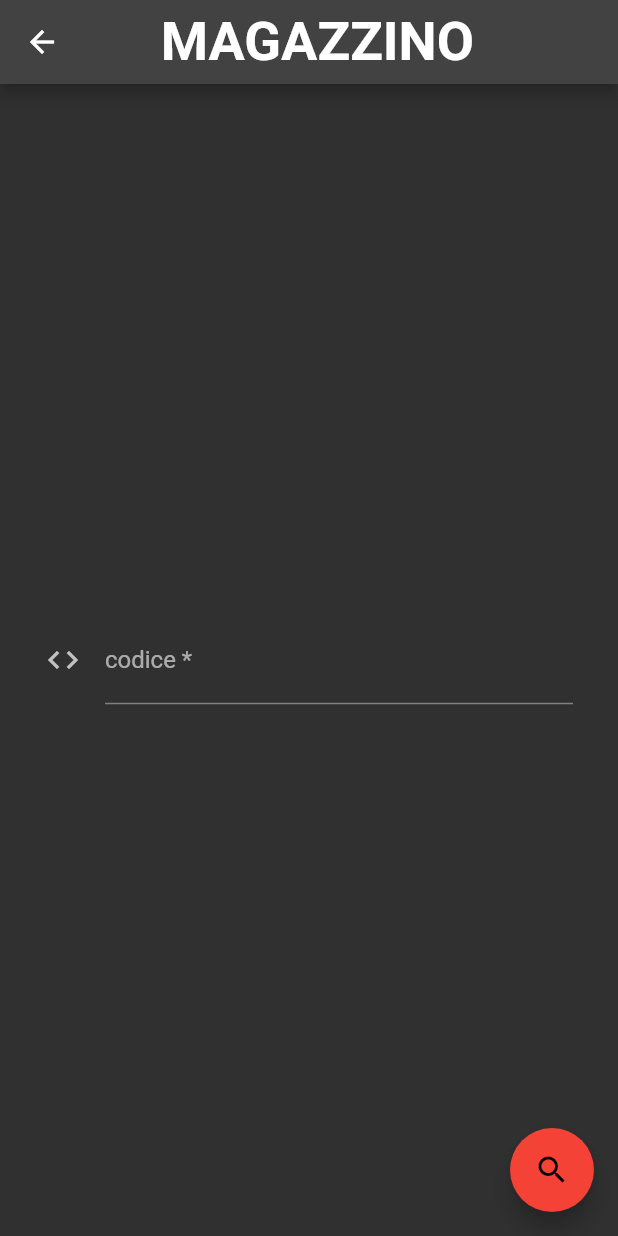
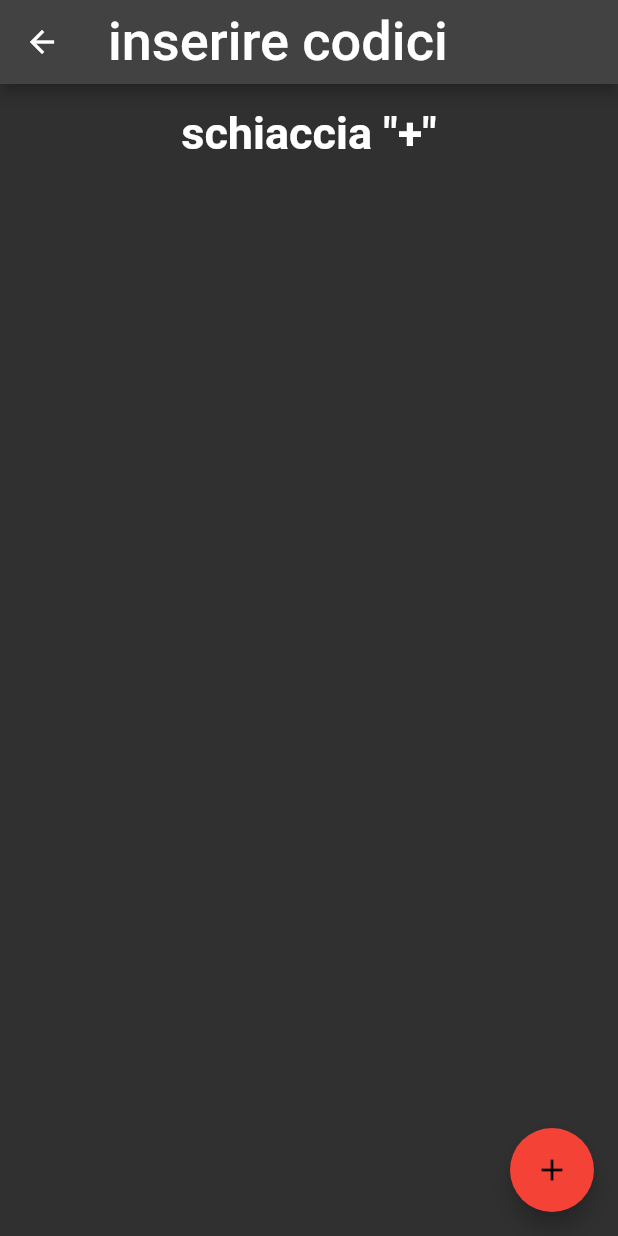
Before and after one commit to stegish/FCLogistic, a Flutter app: the CMagazzino screen opened directly, after a tap on the "search" icon, on a phone screen of 412 x 824 dp. Run offline on Flutter 3.47's test engine with Material 2 defaults, Android fonts, the phone set to English and light mode, and no system bars; our stand-ins replace awesome_snackbar_content; missing offline and left inert: excel; Roboto replaces fonts that are missing (Arial).

Commit message:
completato lo scarico si impegnando che facendo il reso, migliorato carica.dart e creato CMagazzino.dart. In quest'ultimo bisogna risolvere i problemi con i TFF(non salva in magazzino, non si cancellano, quando inserisci un TestFirmField nuovo i valori inseriti nei precedenti spariscono)

```diff
--- /dev/null
+++ b/lib/CMagazzino.dart
@@ -0,0 +1,183 @@
+import 'package:flutter/material.dart';
+import 'package:untitled/SCMagazzino.dart';
+import 'package:untitled/InserisciResi.dart';
+import 'DMag.dart';
+import 'dart:io';
+import 'package:excel/excel.dart';
+import 'package:flutter/material.dart';
+import 'package:flutter/services.dart';
+import 'package:untitled/snakBar.dart';
+import 'DMag.dart';
+import 'package:path/path.dart';
+
+//visualizzo i banccali trovati con il codice cercato
+class CVMagazzino extends StatefulWidget {
+  String bancale;
+
+  CVMagazzino({Key? key, required this.bancale}) : super(key: key);
+
+  @override
+  State<CVMagazzino> createState() => _CVMagazzinoPageState(bancale: bancale);
+}
+
+class _CVMagazzinoPageState extends State<CVMagazzino> {
+  String bancale;
+  List<Widget> list = [];
+  int fieldCount = 0;
+  List<Map<String, dynamic>> items = [];
+  final _formKey = GlobalKey<FormState>();
+  var codici = [];
+  var quantitaI = [];
+  static final GlobalKey<ScaffoldState> _scaffoldKey9 =
+      new GlobalKey<ScaffoldState>(); //key per i pop-up
+
+  _CVMagazzinoPageState({Key? key, required this.bancale});
+
+  //permette di aggiungere i TextFormField alla lista
+  Widget buildField(int i) {
+    codici.add(TextEditingController());
+    quantitaI.add(TextEditingController());
+    return ListTile(
+      title: Row(children: <Widget>[
+        SizedBox(
+          width: 200,
+          height: 80,
+          child: TextFormField(
+            keyboardType: TextInputType.number,
+            controller: codici.last,
+            decoration: const InputDecoration(
+              hintText: 'inserire il codice',
+              labelText: 'codice *',
+            ),
+            validator: (val) => val!.isEmpty ? "inserisci codice" : null,
+          ),
+        ),
+        SizedBox(
+          width: 100,
+          height: 80,
+          child: TextFormField(
+            keyboardType: TextInputType.number,
+            controller: quantitaI.last,
+            decoration: const InputDecoration(
+              hintText: 'inserire quantita',
+              labelText: 'quantita *',
+            ),
+            validator: (val) => val!.isEmpty ? "inserisci quantita" : null,
+          ),
+        ),
+      ]),
+      trailing: InkWell(
+        child: SizedBox(
+            width: 25,
+            height: 80,
+            child: Icon(Icons.delete_outlined, color: Colors.red)),
+        onTap: () {
+          setState(() {
+            fieldCount--;
+            list.removeAt(i);
+            items.removeAt(i);
+          });
+        },
+      ),
+    );
+  }
+
+  //carica i codici nel rispettivo bancale
+  Carica() {
+    for (int i = 0; codici.length > i && quantitaI.length > i; i++) {
+      int quantita = 0;
+      if (quantitaI[i].text != "") {
+        quantita = int.parse(quantitaI[i].text);
+        print(quantita);
+        var file1 = File(
+            "/storage/emulated/0/Android/data/com.example.untitled/files/magazzino.xlsx");
+        var bytes = File(file1.path).readAsBytesSync();
+        var excel = Excel.decodeBytes(bytes);
+        var table = "magazzino";
+        Sheet a = excel[table]; // foglio magazzino
+        String riga = (a.maxRows + 1).toString();
+        a.updateCell(CellIndex.indexByString("B" + riga), bancale);
+        a.updateCell(CellIndex.indexByString("C" + riga), codici[i].text);
+        a.updateCell(CellIndex.indexByString("D" + riga), quantita);
+        a.updateCell(
+            CellIndex.indexByString("E" + riga),
+            DateTime.now().day.toString() +
+                "/" +
+                DateTime.now().month.toString());
+
+        //salvo il file excell modificato
+        String Poutput =
+            "/storage/emulated/0/Android/data/com.example.untitled/files/magazzino.xlsx";
+        List<int>? fileBytes = excel.save();
+        if (fileBytes != null) {
+          File(join(Poutput))
+            ..createSync(recursive: true)
+            ..writeAsBytesSync(fileBytes);
+        }
+        GlobalValues.showSnackbar(
+            _scaffoldKey9, "ATTENZIONE", "salvato con successo", "successo");
+      } else {
+        GlobalValues.showSnackbar(
+            _scaffoldKey9, "ATTENZIONE", "quantita non valida", "fallito");
+      }
+    }
+  }
+
+  @override
+  Widget build(BuildContext context) {
+    return Scaffold(
+      key: _scaffoldKey9,
+      appBar: AppBar(
+        title: const Text("inserire codici"),
+      ),
+      body: Form(
+        key: _formKey,
+        child: ListView(
+          shrinkWrap: true,
+          children: [
+            fieldCount == 0
+                ? const Padding(
+                    padding: EdgeInsets.all(15.0),
+                    child: Align(
+                      alignment: Alignment.center,
+                      child: Text(
+                        "schiaccia \"+\"",
+                        style: TextStyle(
+                            fontSize: 30, fontWeight: FontWeight.bold),
+                      ),
+                    ),
+                  )
+                : Column(
+                    children: [
+                      ListView.builder(
+                        itemCount: list.length,
+                        shrinkWrap: true,
+                        itemBuilder: (_, i) => buildField(i),
+                      ),
+                      const SizedBox(height: 12),
+                      ElevatedButton(
+                          style: ElevatedButton.styleFrom(
+                            primary: Colors.red,
+                          ),
+                          onPressed: () {
+                            Carica;
+                          },
+                          child: const Text("CARICA")),
+                    ],
+                  ),
+          ],
+        ),
+      ),
+      floatingActionButton: FloatingActionButton(
+        child: const Icon(Icons.add),
+        backgroundColor: Colors.red,
+        onPressed: () {
+          setState(() {
+            fieldCount++;
+            list.add(buildField(fieldCount));
+          });
+        },
+      ),
+    );
+  }
+}
--- a/lib/Carica.dart
+++ b/lib/Carica.dart
@@ -2,6 +2,7 @@ import 'dart:io';
 import 'package:flutter/material.dart';
 import 'package:flutter/services.dart';
 import 'package:excel/excel.dart';
+import 'package:untitled/CMagazzino.dart';
 import 'package:untitled/VMagazzino.dart';
 import 'DMag.dart';
 import 'package:untitled/snakBar.dart';
@@ -14,67 +15,12 @@ State<CMagazzino> createState() => _CMagazzinoState();
 }
 
 class _CMagazzinoState extends State<CMagazzino> {
-  List<DMag> risultato = [];
-  static final GlobalKey<ScaffoldState> _scaffoldkey2 = new GlobalKey<ScaffoldState>();
 
-  final input = [TextEditingController()];
+  static final GlobalKey<ScaffoldState> _scaffoldkey2 = new GlobalKey<ScaffoldState>(); //key per i pop-up
+  final input = [TextEditingController()]; //bancale
 
-  Future<List<DMag>> Cerca() async {
-    String codice = "";
-    List<DMag> coll = [];
-    if(input[0]!="") {
-      codice = input[0].text;
-      int dim = 0;
-      var file = File("/storage/emulated/0/Android/data/com.example.untitled/files/magazzino.xlsx");
-      var bytes = File(file.path).readAsBytesSync();
-      var excel = Excel.decodeBytes(bytes);
-      var table = "magazzino";
-        print(table);
-        Sheet a = excel[table];
-        int rigaMax = excel.tables[table]!.maxRows+1;
-        print(rigaMax);
-        for (int i = 1; i < rigaMax; i++) {
-          String cella = "C" + i.toString();
-          //int prova = 42205482;
-          print(a.cell(CellIndex.indexByString(cella)).value);
-          if (a.cell(CellIndex.indexByString(cella)).value.toString() == codice) {
-            print("trovato");
-            String colonna = "D";
-            String riga = (i).toString();
-            String Inecessari = colonna + riga;
-            var necessari = a.cell(CellIndex.indexByString(Inecessari));
-            print(necessari.value);
-            String Ibancale = "B" + riga;
-            var bancale = a.cell(CellIndex.indexByString(Ibancale));
-            var data = a.cell(CellIndex.indexByString("E" + riga));
-            coll.add(DMag(necessari.value, riga, bancale.value, codice, "carica"));
-            if (data.value == null) {
-              coll[dim].setData("");
-            } else {
-              coll[dim].setData(data.value);
-            }
-            dim++;
-            print(dim);
-          }
-        }
-      return coll;
-    }else{
-      return coll;
-    }
-  }
-
-  void VaiVMagazzino() {
-      Navigator.push(context, MaterialPageRoute(builder: (context) => VMagazzino(file: risultato)),);
-  }
-
-  void avviaRicerca() async {
-      risultato = await Cerca();
-      if (risultato.isEmpty) {
-        GlobalValues.showSnackbar(
-            _scaffoldkey2, "ATTENZIONE", "codice non trovato", "fallito");
-      } else {
-      VaiVMagazzino();
-    }
+  VaiCVMagazzino(){
+    Navigator.push(context, MaterialPageRoute(builder: (context) => CVMagazzino(bancale: input[0].text)),);
   }
 
   @override
@@ -93,12 +39,12 @@ class _CMagazzinoState extends State<CMagazzino> {
           children: <Widget>[
             Padding(padding: EdgeInsets.all(30.0),
               child :TextFormField(
-                keyboardType: TextInputType.number,
+                keyboardType: TextInputType.text,
                 controller: input[0],
                 decoration: const InputDecoration(
                   icon: Icon(Icons.code),
-                  hintText: 'inserire il codice',
-                  labelText: 'codice *',
+                  hintText: 'inserire nome bancale',
+                  labelText: 'bancale *',
                 ),
               ),
             ),
@@ -107,7 +53,7 @@ class _CMagazzinoState extends State<CMagazzino> {
       ),
       floatingActionButton: FloatingActionButton(
         backgroundColor: Colors.red,
-        onPressed: avviaRicerca,
+        onPressed: VaiCVMagazzino,
         tooltip: 'ricerca',
         child: const Icon(Icons.search),
       ),
--- a/lib/DMag.dart
+++ b/lib/DMag.dart
@@ -5,14 +5,12 @@ class DMag{
   String data ="";
   String codice="";
   List<int> A=[];
-  String azione= "";
 
-  DMag(int pezzii, String rigaa, String bancalee,String codicee, String azionee){
+  DMag(int pezzii, String rigaa, String bancalee,String codicee){
     riga = rigaa;
     pezzi = pezzii;
     bancale = bancalee;
     codice = codicee;
-    azione = azionee;
   }
 
   void SetRiga(String rigaa){
--- a/lib/Resi.dart
+++ b/lib/Resi.dart
@@ -59,7 +59,7 @@ class _ResiState extends State<Resi> {
           String Ibancale = "B" + riga;
           var bancale = a.cell(CellIndex.indexByString(Ibancale));
           var data = a.cell(CellIndex.indexByString("E" + riga));
-          coll.add(DMag(necessari.value, riga, bancale.value, codice,"scarica"));
+          coll.add(DMag(necessari.value, riga, bancale.value, codice));
           if (data.value == null) {
             coll[dim].setData("");
           } else {
--- a/lib/VMagazzino.dart
+++ b/lib/VMagazzino.dart
@@ -8,7 +8,8 @@ class VMagazzino extends StatelessWidget {
   List<int> dropDownValue=[]; //numero risultati dropdown
   List<DMag> file=[]; //lista risultati
   String? cliente;
-  VMagazzino({Key? key, required this.file, String? cliente}):super(key:key);
+  String? commessa;
+  VMagazzino({Key? key, required this.file, this.cliente, this.commessa}):super(key:key);
 
   @override
   Widget build(BuildContext context) {
@@ -65,9 +66,12 @@ class VMagazzino extends StatelessWidget {
                         title:Text(
                           "${file[index].codice}\n agiunto il:${file[index].data}\n pezzi:${file[index].pezzi}\nbancale:${file[index].bancale}",
                           style: const TextStyle(fontWeight: FontWeight.bold),),
-                        onTap: () => Navigator.push(
+                        onTap: () =>[
+                          print(commessa),
+                          print(cliente),
+                          Navigator.push(
                           context,
-                          MaterialPageRoute(builder: (context) => SSMagazzino(file: file[index], cliente: cliente)),),
+                          MaterialPageRoute(builder: (context) => SSMagazzino(file: file[index], cliente: cliente, commessa: commessa)),),],
                         trailing: const Icon(Icons.keyboard_arrow_right, color: Colors.white, size: 30.0),
                       ),
                     ),
```
Also changed, not shown: lib/SCMagazzino.dart (+11 -12 lines), lib/Spiegazioni.dart (deleted, +0 -155 lines), lib/main.dart (+45 -16 lines).
